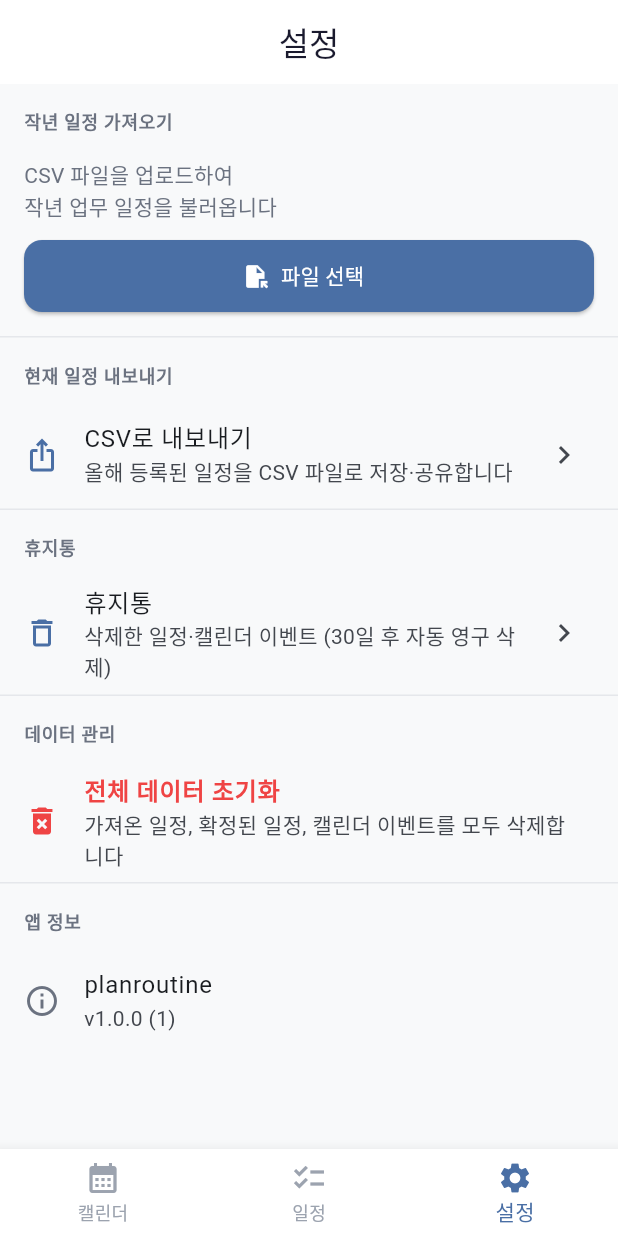
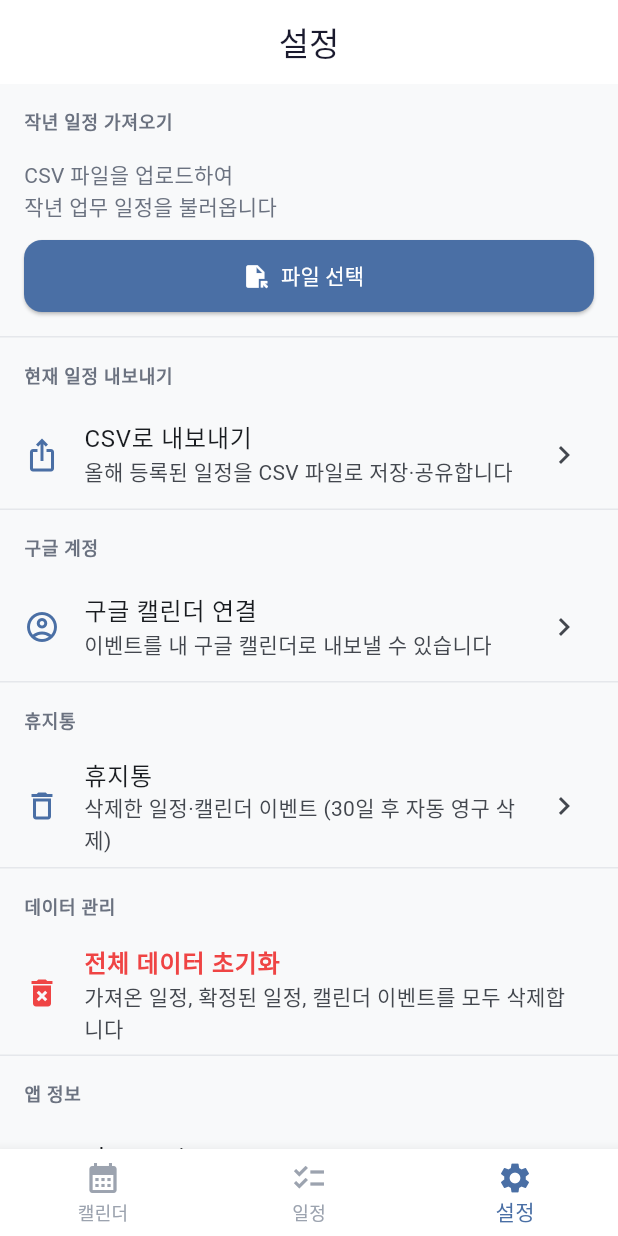
Before and after one commit to indibery/planroutine, a Flutter app: the SettingsScreen screen opened by its route, on a phone screen of 412 x 824 dp. Run offline on Flutter 3.47's test engine with Material 3 defaults, Android fonts, the phone set to English and light mode, and no system bars; our stand-ins replace csv, file_picker, flutter_riverpod, freezed_annotation, go_router, google_sign_in and 4 more; missing offline and left inert: charset_converter, googleapis; accounts and stored records are empty.

Commit message:
feat(phase3b): 구글 캘린더 단방향 연동 (앱 → Google)
GCP 연동
- iOS Info.plist에 GIDClientID + URL scheme(REVERSED_CLIENT_ID) 추가
- google_sign_in(6.2) + googleapis(13) + http(1.2) 패키지 추가
- CocoaPods에 google_sign_in_ios 자동 설치

GoogleCalendarService (lib/features/google/data/)
- signIn / signInSilently / signOut 래핑
- createEvent: primary 캘린더에 이벤트 insert
  종일 이벤트는 date-only + end를 다음날(exclusive)로 변환
- 인증: google_sign_in의 authHeaders를 래핑한 _AuthenticatedClient로
  googleapis에 주입 (googleapis_auth 미사용)

Providers (lib/features/google/presentation/providers/)
- googleCalendarServiceProvider: 싱글톤 + 앱 시작 시 silent sign-in
- googleAccountProvider: StreamProvider, 현재 계정 + 변경 이벤트 방출

UI
- 설정 탭 "구글 계정" 섹션: 로그아웃 상태면 "구글 캘린더 연결" 버튼,
  로그인 상태면 프로필 사진/이름/이메일 + "로그아웃" 버튼
- 이벤트 편집 바텀시트: 기존 [취소][저장] 아래에
  "Google 캘린더에도 저장" 아웃라인 버튼 추가. 로그인 안 되어있으면
  "Google 로그인 후 저장" 라벨로 표시되고 탭 시 로그인 플로우 실행

동기화 범위
- 이벤트 생성만 Google에 반영. 수정/삭제는 동기화하지 않음
  (개인정보 최소 노출)
- 사용자 로그인 취소 시 조용히 종료, 에러 발생 시 스낵바

배포 주의
- 현재 OAuth 동의 화면 "테스트" 모드 — 등록된 테스트 사용자만 로그인 가능
- App Store 출시 시 Google OAuth verification 별도 심사 필요
  (개인정보 처리방침 URL + 서비스 URL 등)

Co-Authored-By: Claude Opus 4.7 (1M context) <noreply@anthropic.com>

```diff
--- a/lib/core/constants/app_strings.dart
+++ b/lib/core/constants/app_strings.dart
@@ -23,6 +23,13 @@ class AppStrings {
   static const settingsTrashSection = '휴지통';
   static const settingsTrashDescription =
       '삭제한 일정·캘린더 이벤트 (30일 후 자동 영구 삭제)';
+  static const settingsGoogleSection = '구글 계정';
+  static const settingsGoogleSignIn = '구글 캘린더 연결';
+  static const settingsGoogleSignInDescription =
+      '이벤트를 내 구글 캘린더로 내보낼 수 있습니다';
+  static const settingsGoogleSignInFailed = '구글 로그인 실패';
+  static const settingsGoogleSignOut = '로그아웃';
+  static const settingsGoogleSignOutDone = '구글 계정이 연결 해제되었습니다';
   static const settingsDataSection = '데이터 관리';
   static const settingsAboutSection = '앱 정보';
   static const settingsResetAll = '전체 데이터 초기화';
@@ -82,6 +89,10 @@ class AppStrings {
   static const calendarEventAllDay = '종일';
   static const calendarEventColor = '색상';
   static const calendarTitleRequired = '제목을 입력해주세요';
+  static const calendarSaveToGoogle = 'Google 캘린더에도 저장';
+  static const calendarSaveToGoogleNeedsSignIn = 'Google 로그인 후 저장';
+  static const calendarSaveToGoogleDone = '구글 캘린더에 저장했습니다';
+  static const calendarSaveToGoogleFailed = '구글 캘린더 저장 실패';
 
   // 휴지통
   static const trashTitle = '휴지통';
--- a/lib/features/settings/presentation/screens/settings_screen.dart
+++ b/lib/features/settings/presentation/screens/settings_screen.dart
@@ -7,6 +7,7 @@ import '../../../../core/constants/app_colors.dart';
 import '../../../../core/constants/app_sizes.dart';
 import '../../../../core/constants/app_strings.dart';
 import '../../../../core/router/app_router.dart';
+import '../../../google/presentation/providers/google_providers.dart';
 import '../../../import/presentation/widgets/import_section.dart';
 import '../../../trash/presentation/providers/trash_providers.dart';
 import '../providers/app_info_provider.dart';
@@ -53,6 +54,9 @@ class SettingsScreen extends ConsumerWidget {
           const Divider(height: 1),
           _SectionHeader(title: AppStrings.settingsExportSection),
           _ExportListTile(),
+          const Divider(height: 1),
+          _SectionHeader(title: AppStrings.settingsGoogleSection),
+          _GoogleAccountListTile(),
           const Divider(height: 1),
           _SectionHeader(title: AppStrings.settingsTrashSection),
           _TrashListTile(),
@@ -176,6 +180,71 @@ class _ExportListTileState extends ConsumerState<_ExportListTile> {
   }
 }
 
+/// 구글 계정 연결 섹션 — 로그인 상태에 따라 다른 UI 노출.
+class _GoogleAccountListTile extends ConsumerWidget {
+  @override
+  Widget build(BuildContext context, WidgetRef ref) {
+    final accountAsync = ref.watch(googleAccountProvider);
+    final account = accountAsync.valueOrNull;
+
+    if (account == null) {
+      return ListTile(
+        leading: const Icon(
+          Icons.account_circle_outlined,
+          color: AppColors.primary,
+        ),
+        title: const Text(AppStrings.settingsGoogleSignIn),
+        subtitle: const Text(AppStrings.settingsGoogleSignInDescription),
+        trailing: const Icon(Icons.chevron_right),
+        onTap: () => _signIn(context, ref),
+      );
+    }
+
+    return ListTile(
+      leading: account.photoUrl != null
+          ? CircleAvatar(
+              backgroundImage: NetworkImage(account.photoUrl!),
+              backgroundColor: AppColors.surfaceVariant,
+            )
+          : const Icon(
+              Icons.account_circle,
+              color: AppColors.primary,
+            ),
+      title: Text(account.displayName ?? account.email),
+      subtitle: Text(account.email),
+      trailing: TextButton(
+        onPressed: () => _signOut(context, ref),
+        child: const Text(AppStrings.settingsGoogleSignOut),
+      ),
+    );
+  }
+
+  Future<void> _signIn(BuildContext context, WidgetRef ref) async {
+    try {
+      final service = ref.read(googleCalendarServiceProvider);
+      await service.signIn();
+    } catch (e) {
+      if (context.mounted) {
+        ScaffoldMessenger.of(context).showSnackBar(
+          SnackBar(
+            content: Text('${AppStrings.settingsGoogleSignInFailed}: $e'),
+            backgroundColor: AppColors.error,
+          ),
+        );
+      }
+    }
+  }
+
+  Future<void> _signOut(BuildContext context, WidgetRef ref) async {
+    await ref.read(googleCalendarServiceProvider).signOut();
+    if (context.mounted) {
+      ScaffoldMessenger.of(context).showSnackBar(
+        const SnackBar(content: Text(AppStrings.settingsGoogleSignOutDone)),
+      );
+    }
+  }
+}
+
 /// 휴지통 ListTile — 건수 배지 포함
 class _TrashListTile extends ConsumerWidget {
   @override
```
Also changed, not shown: lib/features/calendar/presentation/widgets/event_edit_dialog.dart (+86 -10 lines), lib/features/google/data/google_calendar_service.dart (added, +120 -0 lines), lib/features/google/presentation/providers/google_providers.dart (added, +27 -0 lines), pubspec.yaml (+7 -0 lines), pubspec.lock, 3 other files.
